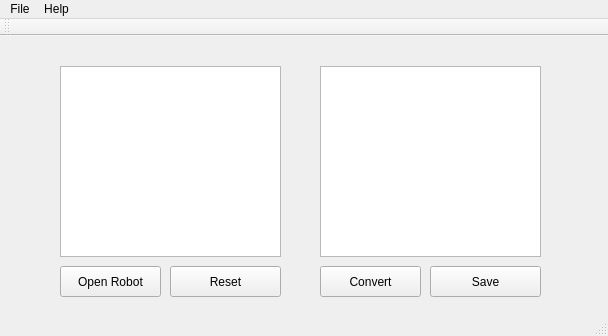
Qt form mainwindow.ui (tigew/Robot2Pawn) before a commit.
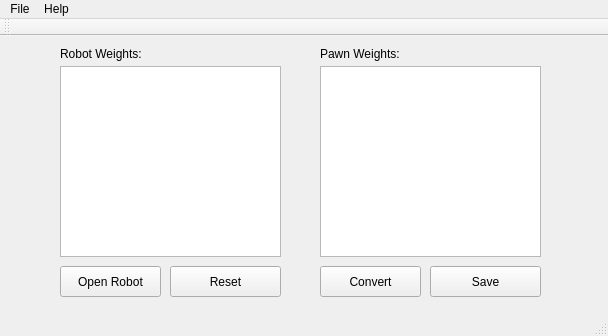
The same form after that commit.

Commit message: Fixed size window added claritiy on an error fixed extra space bug

Diff of the .ui file:
```diff
--- a/mainwindow.ui
+++ b/mainwindow.ui
@@ -86,6 +86,32 @@
      <string>Convert</string>
     </property>
    </widget>
+   <widget class="QLabel" name="robotLabel">
+    <property name="geometry">
+     <rect>
+      <x>60</x>
+      <y>10</y>
+      <width>91</width>
+      <height>16</height>
+     </rect>
+    </property>
+    <property name="text">
+     <string>Robot Weights:</string>
+    </property>
+   </widget>
+   <widget class="QLabel" name="pawnLabel">
+    <property name="geometry">
+     <rect>
+      <x>320</x>
+      <y>10</y>
+      <width>81</width>
+      <height>16</height>
+     </rect>
+    </property>
+    <property name="text">
+     <string>Pawn Weights:</string>
+    </property>
+   </widget>
   </widget>
   <widget class="QMenuBar" name="menuBar">
    <property name="geometry">
```
Left out of the diff: 3 changed lines with no effect on the pictures. The commit also changes 1 other file.
